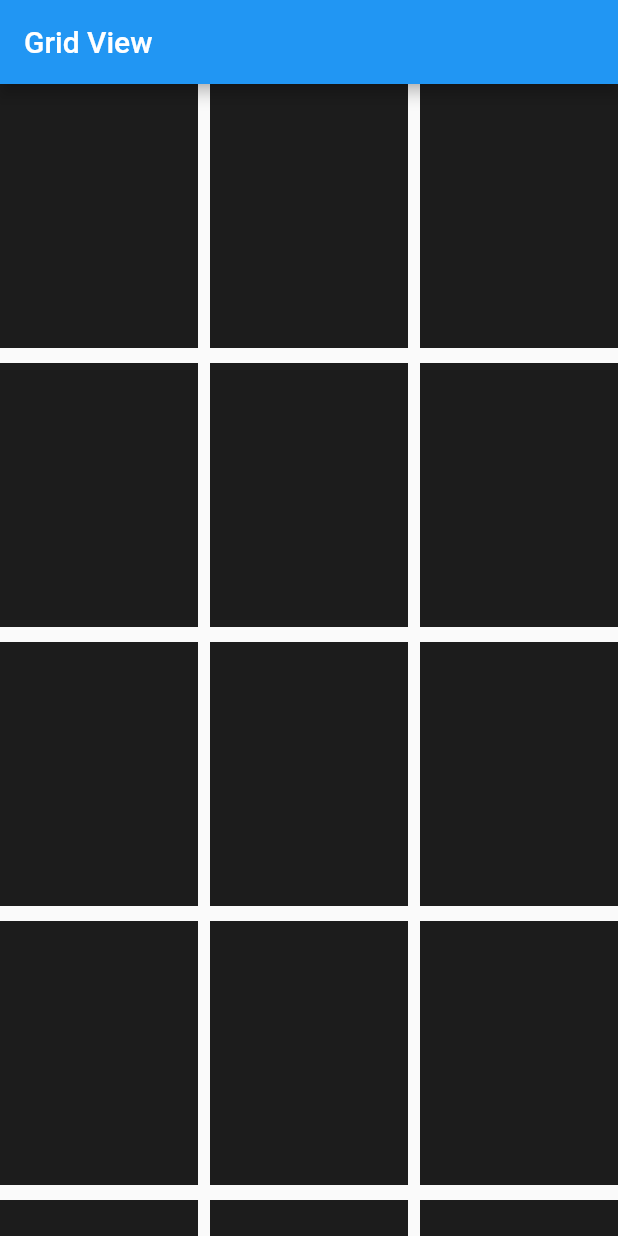
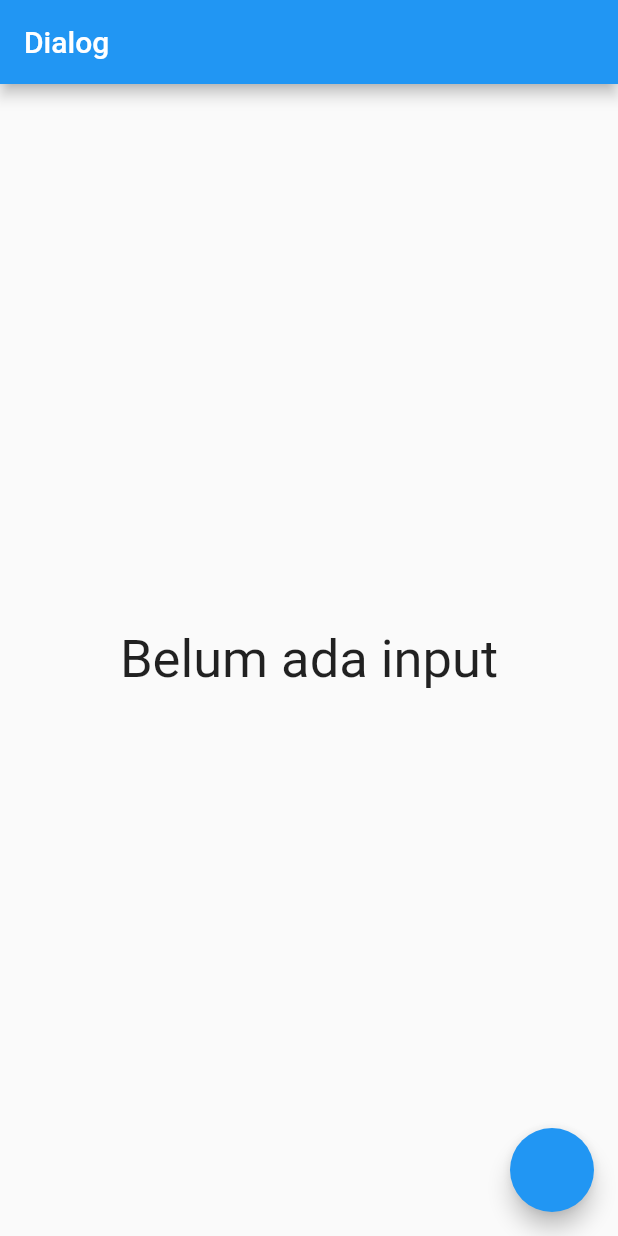
Before and after one commit to diczst/flutter-dasar, a Flutter app: the screen it shows after launch, on a phone screen of 412 x 824 dp. Run offline on Flutter 3.47's test engine with Material 2 defaults, Android fonts, the phone set to English and light mode, and no system bars.

Commit message:
dialog dasar dan menggunakan widgetexternal

```diff
--- /dev/null
+++ b/lib/home.dart
@@ -0,0 +1,56 @@
+import 'package:flutter/cupertino.dart';
+import 'package:flutter/material.dart';
+
+class MyHomePage extends StatefulWidget {
+  @override
+  State<MyHomePage> createState() => _MyHomePageState();
+}
+
+class _MyHomePageState extends State<MyHomePage> {
+  String data = "Belum ada input";
+
+  @override
+  Widget build(BuildContext context) {
+    return Scaffold(
+      appBar: AppBar(
+        title: Text("Dialog"),
+      ),
+      body: Center(
+        child: Text(
+          data,
+          style: TextStyle(fontSize: 35),
+        ),
+      ),
+      floatingActionButton: FloatingActionButton(onPressed: () {
+        showDialog(
+            context: context,
+            builder: (context) {
+              return AlertDialog(
+                title: Text("Confirm"),
+                content: Text("Apakah kamu yakin?"),
+                actions: [
+                  TextButton(
+                      onPressed: () {
+                        print("No diklik");
+                        setState(() {
+                          data = "No Diklik";
+                        });
+                        Navigator.of(context).pop();
+                      },
+                      child: Text("No")),
+                  TextButton(
+                      onPressed: () {
+                        print("Yes diklik");
+                        setState(() {
+                          data = "Yes Diklik";
+                        });
+                        Navigator.of(context).pop();
+                      },
+                      child: Text("Yes"))
+                ],
+              );
+            });
+      }),
+    );
+  }
+}
--- a/lib/main.dart
+++ b/lib/main.dart
@@ -1,38 +1,18 @@
-import 'dart:math';
-
 import 'package:flutter/cupertino.dart';
 import 'package:flutter/material.dart';
+
+import 'home.dart';
 
 main() {
   runApp(MyApp());
 }
 
-class MyApp extends StatefulWidget {
+class MyApp extends StatelessWidget {
   const MyApp({super.key});
 
   @override
-  State<MyApp> createState() => _MyAppState();
-}
-
-class _MyAppState extends State<MyApp> {
-  @override
   Widget build(BuildContext context) {
-    final List<Container> myList = List.generate(30, (index) =>
-    Container(
-      height: 50,
-      width: 150,
-      color: Color.fromARGB(255, Random().nextInt(256), Random().nextInt(256), Random().nextInt(256))
-    )
-    );
     return MaterialApp(
-      home: Scaffold(
-        appBar: AppBar(title: Text("Grid View")),
-        body: GridView(gridDelegate: SliverGridDelegateWithFixedCrossAxisCount(crossAxisCount: 3,
-        crossAxisSpacing: 8,
-        mainAxisSpacing: 10,
-        childAspectRatio: 3/4),
-        children: myList,),
-      ),
-    );
+        home: MyHomePage());
   }
 }
```
Also changed, not shown: 1 other file.
